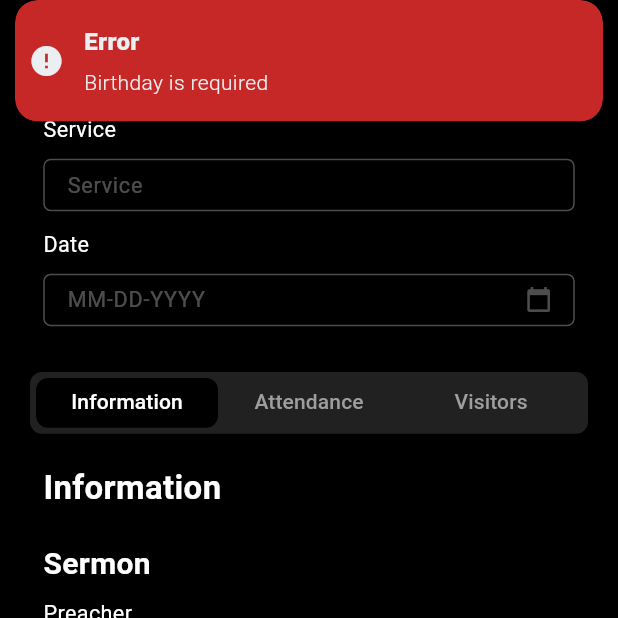
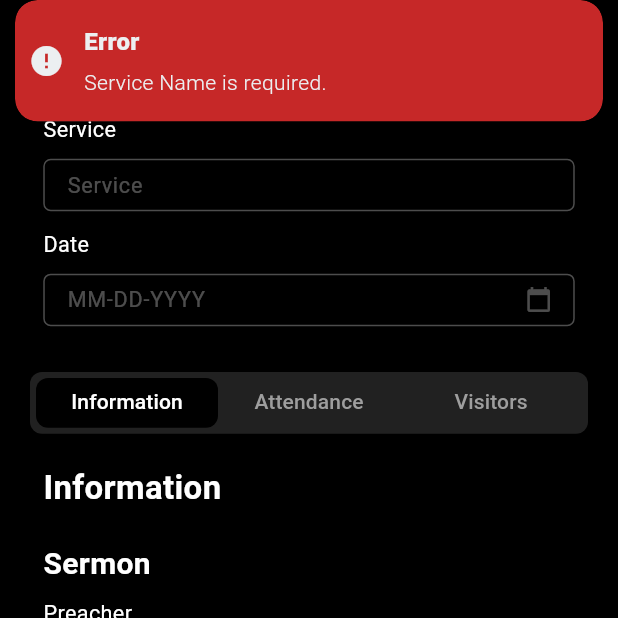
Before and after one commit to drxerxes1/attendance, a Flutter app: the ServiceScreen screen opened directly, after a tap on the "save" icon, on a phone screen of 412 x 824 dp, the top half of it. Run offline on Flutter 3.47's test engine with Material 3 defaults, Android fonts, the phone set to English and light mode, and no system bars; our stand-ins replace cloud_firestore, firebase_core, flutter_dotenv, flutter_slidable, get, hive; accounts and stored records are empty; statements that could not run were skipped.

Commit message:
added validations

```diff
--- /dev/null
+++ b/lib/helper/validation/attendance_validator.dart
@@ -0,0 +1,45 @@
+// lib/core/validation/member_validator.dart
+import 'package:intl/intl.dart';
+
+class AttendanceValidatorResult {
+  final bool isValid;
+  final String? error;
+
+  AttendanceValidatorResult(this.isValid, [this.error]);
+}
+
+class AttendanceValidator {
+  static AttendanceValidatorResult validateTextfield(
+      String text, String fieldName) {
+    if (text.trim().isEmpty) {
+      return AttendanceValidatorResult(false, '$fieldName is required.');
+    }
+    return AttendanceValidatorResult(true);
+  }
+
+  static AttendanceValidatorResult validateAttendees(List attendees) {
+    if (attendees.isEmpty) {
+      return AttendanceValidatorResult(
+          false, 'Please select at least one attendee.');
+    }
+    return AttendanceValidatorResult(true);
+  }
+
+  static AttendanceValidatorResult validateDate(String dateText) {
+    if (dateText.trim().isEmpty) {
+      return AttendanceValidatorResult(false, 'Date is required');
+    }
+
+    try {
+      final birthday = DateFormat('MM-dd-yyyy').parseStrict(dateText);
+      if (birthday.isAfter(DateTime.now())) {
+        return AttendanceValidatorResult(false, 'Date cannot be in the future');
+      }
+    } catch (_) {
+      return AttendanceValidatorResult(
+          false, 'Invalid date format. Use MM-DD-YYYY');
+    }
+
+    return AttendanceValidatorResult(true);
+  }
+}
--- a/lib/helper/validation/member_validation.dart
+++ b/lib/helper/validation/member_validation.dart
@@ -17,9 +17,9 @@ class MemberValidator {
     return MemberValidatorResult(true);
   }
 
-  static MemberValidatorResult validateBirthday(String birthdayText) {
+  static MemberValidatorResult validateDate(String birthdayText) {
     if (birthdayText.trim().isEmpty) {
-      return MemberValidatorResult(false, 'Birthday is required');
+      return MemberValidatorResult(false, 'Date is required');
     }
 
     try {
--- a/lib/screen/controllers/service_controller.dart
+++ b/lib/screen/controllers/service_controller.dart
@@ -2,26 +2,9 @@ import 'package:flutter/material.dart';
 import 'package:get/get.dart';
 
 class ServiceController extends GetxController {
-  // Attendance
-  final checkedMembers = <String, String>{}.obs;
-
-  void toggleMember(String id, String name) {
-    if (checkedMembers.containsKey(id)) {
-      checkedMembers.remove(id);
-    } else {
-      checkedMembers[id] = name;
-    }
-  }
-
-  void setMember(String id, String name, bool checked) {
-    if (checked) {
-      checkedMembers[id] = name;
-    } else {
-      checkedMembers.remove(id);
-    }
-  }
-
   // Information Tab
+  final serviceNameController = TextEditingController();
+  final dateController = TextEditingController();
   final selectedPreacherId = RxString('NonMember');
   final selectedSongLeaderId = RxString('NonMember');
   final selectedWorshipLeaderId = RxString('NonMember');
@@ -64,6 +47,25 @@ class ServiceController extends GetxController {
     super.onClose();
   }
 
+  // Attendance
+  final checkedMembers = <String, String>{}.obs;
+
+  void toggleMember(String id, String name) {
+    if (checkedMembers.containsKey(id)) {
+      checkedMembers.remove(id);
+    } else {
+      checkedMembers[id] = name;
+    }
+  }
+
+  void setMember(String id, String name, bool checked) {
+    if (checked) {
+      checkedMembers[id] = name;
+    } else {
+      checkedMembers.remove(id);
+    }
+  }
+
   // Visitors
   final visitors = <String>[].obs;
 
--- a/lib/screen/manage_members_screen.dart
+++ b/lib/screen/manage_members_screen.dart
@@ -74,7 +74,7 @@ class _ManageMembersScreenState extends State<ManageMembersScreen> {
               }
 
               final birthdayValidation =
-                  MemberValidator.validateBirthday(birthdayText);
+                  MemberValidator.validateDate(birthdayText);
               if (!birthdayValidation.isValid) {
                 showError(birthdayValidation.error!);
                 return;
--- a/lib/screen/service_screen.dart
+++ b/lib/screen/service_screen.dart
@@ -1,5 +1,5 @@
 import 'package:attendance/helper/global.dart';
-import 'package:attendance/helper/validation/member_validation.dart';
+import 'package:attendance/helper/validation/attendance_validator.dart';
 import 'package:attendance/helper/widgets/custom_app_bar.dart';
 import 'package:attendance/helper/widgets/custom_datepicker.dart';
 import 'package:attendance/helper/widgets/custom_dialog.dart';
@@ -26,8 +26,7 @@ class _ServiceScreenState extends State<ServiceScreen>
   final FirestoreService firestoreService = FirestoreService();
 
   late TabController _tabController;
-  final TextEditingController serviceController = TextEditingController();
-  final TextEditingController dateController = TextEditingController();
+  final controller = Get.find<ServiceController>();
 
   @override
   void initState() {
@@ -39,7 +38,6 @@ class _ServiceScreenState extends State<ServiceScreen>
   @override
   void dispose() {
     _tabController.dispose();
-    serviceController.dispose();
     super.dispose();
   }
 
@@ -60,13 +58,13 @@ class _ServiceScreenState extends State<ServiceScreen>
                 child: Column(
                   children: [
                     CustomTextField(
-                      controller: serviceController,
+                      controller: controller.serviceNameController,
                       hintText: 'Service',
                       label: 'Service',
                     ),
                     SizedBox(height: mq.width * 0.03),
                     CustomDatePickerTextField(
-                      controller: dateController,
+                      controller: controller.dateController,
                       label: 'Date',
                       hintText: 'MM-DD-YYYY',
                     ),
@@ -114,8 +112,6 @@ class _ServiceScreenState extends State<ServiceScreen>
         ),
         floatingActionButton: FloatingActionButton(
           onPressed: () async {
-            final controller = Get.find<ServiceController>();
-
             // Convert string input into Attendees
             final preacher = Attendees(
                 id: controller.selectedPreacherId.toString(),
@@ -138,12 +134,48 @@ class _ServiceScreenState extends State<ServiceScreen>
               return Visitor(name: v).toMap();
             }).toList();
 
-            final dateText = dateController.text.trim();
+            // Validations
 
-            final birthdayValidation =
-                MemberValidator.validateBirthday(dateText);
-            if (!birthdayValidation.isValid) {
-              CustomDialog.error(birthdayValidation.error!);
+            final validations = [
+              AttendanceValidator.validateTextfield(
+                  controller.serviceNameController.text.trim(), "Service Name"),
+              AttendanceValidator.validateTextfield(
+                  controller.preacherController.text.trim(), "Preacher"),
+              AttendanceValidator.validateTextfield(
+                  controller.titleController.text.trim(), "Sermon Title"),
+              AttendanceValidator.validateTextfield(
+                  controller.scriptureController.text.trim(),
+                  "Sermon Scripture"),
+              AttendanceValidator.validateTextfield(
+                  controller.worshipLeaderController.text.trim(),
+                  "Worship Leader"),
+              AttendanceValidator.validateTextfield(
+                  controller.songLeaderController.text.trim(), "Song Leader"),
+            ];
+
+            for (final result in validations) {
+              if (!result.isValid) {
+                CustomDialog.error(result.error!);
+                return;
+              }
+            }
+
+            if (controller.songs.isEmpty) {
+              CustomDialog.error("At least one song must be added.");
+              return;
+            }
+
+            final attendeeValidation =
+                AttendanceValidator.validateAttendees(attendees);
+            if (!attendeeValidation.isValid) {
+              CustomDialog.error(attendeeValidation.error!);
+              return;
+            }
+
+            final dateText = controller.dateController.text.trim();
+            final dateValidation = AttendanceValidator.validateDate(dateText);
+            if (!dateValidation.isValid) {
+              CustomDialog.error(dateValidation.error!);
               return;
             }
 
@@ -151,7 +183,7 @@ class _ServiceScreenState extends State<ServiceScreen>
 
             // Call the method that saves to Firestore
             await firestoreService.addAttendance(
-              serviceName: serviceController.text.trim(),
+              serviceName: controller.serviceNameController.text.trim(),
               date: date,
               preacher: preacher,
               sermonTitle: controller.titleController.text.trim(),
```
